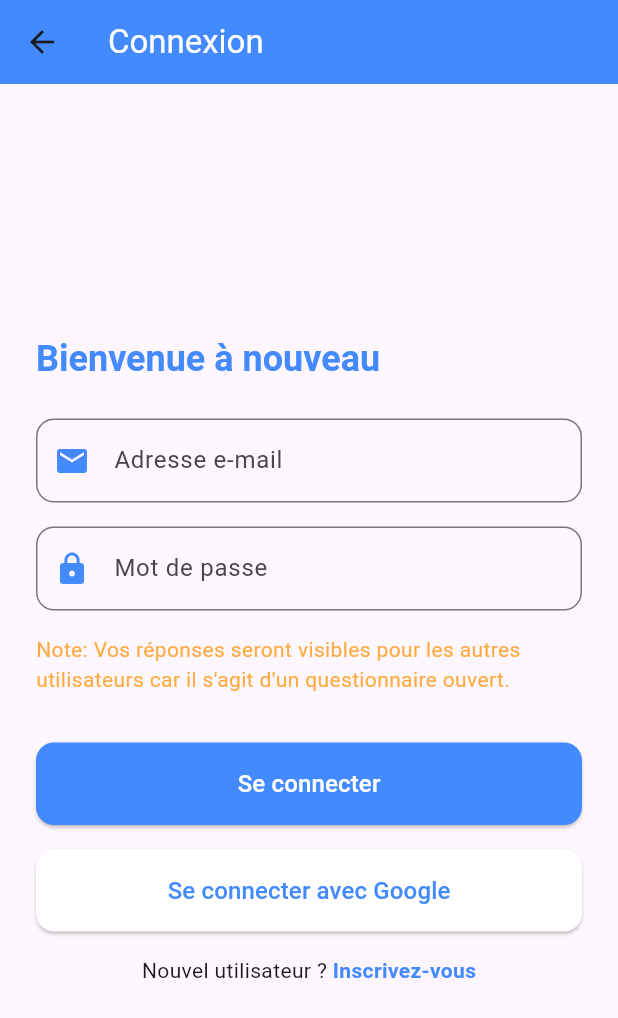
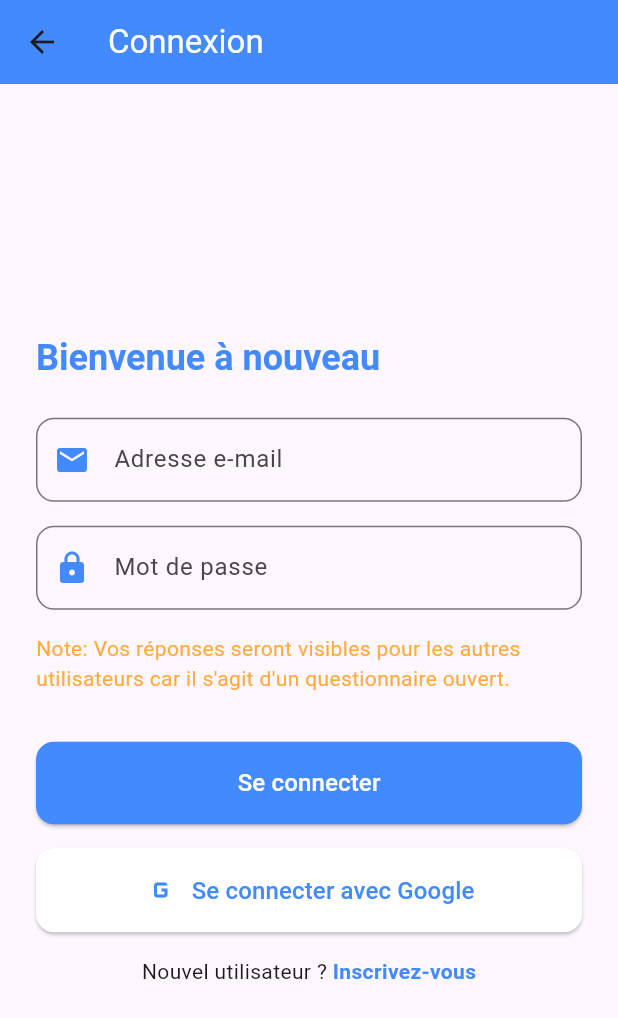
Before and after one commit to GhasseneBenSlimene/ConseilQuiz, a Flutter app: the RegisterScreen screen opened by its route, after a tap on "Connectez-vous", on a phone screen of 412 x 824 dp. Shown: the top 1018 px of the screen. Run offline on Flutter 3.47's test engine with Material 3 defaults, Android fonts, the phone set to English and light mode, and no system bars; our stand-ins replace cloud_firestore, firebase_auth, firebase_core, firebase_storage, google_sign_in; accounts and stored records are empty; network calls fail.

Commit message:
Google Authentication

```diff
--- a/auth_service/lib/screens/auth/login_screen.dart
+++ b/auth_service/lib/screens/auth/login_screen.dart
@@ -152,12 +152,24 @@ class _LoginScreenState extends State<LoginScreen> {
                     ),
                     padding: const EdgeInsets.symmetric(vertical: 16),
                   ),
-                  child: const Text(
-                    "Se connecter avec Google",
-                    style: TextStyle(fontSize: 16, color: Colors.blueAccent),
+                  child: Row(
+                    mainAxisAlignment: MainAxisAlignment.center,
+                    children: [
+                      const Icon(
+                        Icons.g_mobiledata, // Google's Material Icon (use as placeholder or actual asset)
+                        color: Colors.blueAccent,
+                        size: 24,
+                      ),
+                      const SizedBox(width: 8),
+                      const Text(
+                        "Se connecter avec Google",
+                        style: TextStyle(fontSize: 16, color: Colors.blueAccent),
+                      ),
+                    ],
                   ),
                 ),
               ),
+
               const SizedBox(height: 16),
               Row(
                 mainAxisAlignment: MainAxisAlignment.center,
--- a/auth_service/lib/screens/auth/register_screen.dart
+++ b/auth_service/lib/screens/auth/register_screen.dart
@@ -62,7 +62,7 @@ class _RegisterScreenState extends State<RegisterScreen> {
         );
 
         // Rediriger vers la page de connexion
-        Navigator.pushReplacementNamed(context, '/login');
+        Navigator.pushReplacementNamed(context, '/questions');
       }
     } catch (e) {
       ScaffoldMessenger.of(context).showSnackBar(
@@ -187,9 +187,22 @@ class _RegisterScreenState extends State<RegisterScreen> {
                     ),
                     padding: const EdgeInsets.symmetric(vertical: 16),
                   ),
-                  child: const Text(
-                    "Se connecter avec Google",
-                    style: TextStyle(fontSize: 16, color: Colors.blueAccent),
+                  child: Row(
+                    mainAxisAlignment: MainAxisAlignment.center,
+                    children: [
+                      const Icon(
+                        Icons
+                            .g_mobiledata, // Use Google's Material Icon if available
+                        color: Colors.blueAccent,
+                        size: 24,
+                      ),
+                      const SizedBox(width: 8),
+                      const Text(
+                        "Se connecter avec Google",
+                        style:
+                            TextStyle(fontSize: 16, color: Colors.blueAccent),
+                      ),
+                    ],
                   ),
                 ),
               ),
```
Also changed, not shown: auth_service/lib/screens/companies/company_list_screen.dart (+37 -17 lines), auth_service/lib/screens/auth/auth_controller.dart (deleted), auth_service/pubspec.lock, 7 other files.
